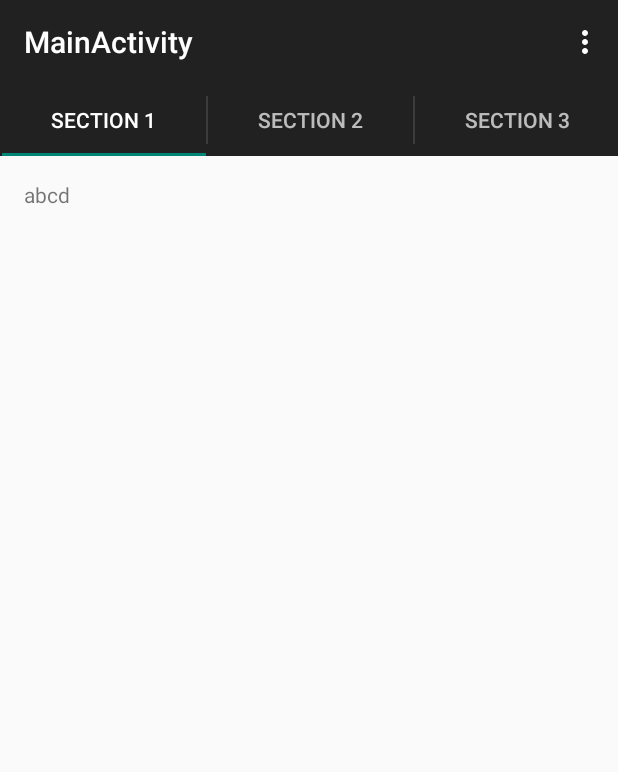
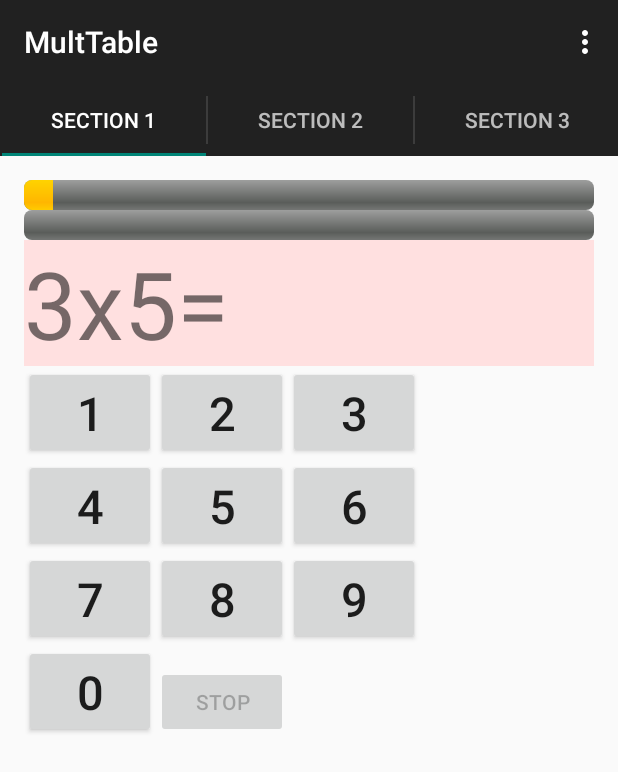
Before and after one commit to andrden/MultTable, an Android app: the screen it shows after launch (MainActivity), on a phone screen of 412 x 824 dp. Shown: the top 772 px of the screen. Run offline under Robolectric (Android 15) with nearby library versions, the phone set to English and light mode, and no system bars.

Commit message:
initially working version

```diff
--- a/app/src/main/AndroidManifest.xml
+++ b/app/src/main/AndroidManifest.xml
@@ -9,7 +9,9 @@
         android:theme="@style/AppTheme" >
         <activity
             android:name=".MainActivity"
-            android:label="@string/title_activity_main" >
+            android:label="@string/title_activity_main"
+            android:screenOrientation="portrait"
+            >
             <intent-filter>
                 <action android:name="android.intent.action.MAIN" />
 
--- a/app/src/main/java/com/example/multtable/MainActivity.java
+++ b/app/src/main/java/com/example/multtable/MainActivity.java
@@ -10,13 +10,11 @@ import android.support.v4.app.FragmentTransaction;
 import android.support.v4.app.FragmentPagerAdapter;
 import android.os.Bundle;
 import android.support.v4.view.ViewPager;
-import android.view.Gravity;
 import android.view.LayoutInflater;
 import android.view.Menu;
 import android.view.MenuItem;
 import android.view.View;
 import android.view.ViewGroup;
-import android.widget.TextView;
 
 
 public class MainActivity extends ActionBarActivity implements ActionBar.TabListener {
@@ -114,11 +112,17 @@ public class MainActivity extends ActionBarActivity implements ActionBar.TabList
     public void onTabReselected(ActionBar.Tab tab, FragmentTransaction fragmentTransaction) {
     }
 
+    public void stopClicked(View view) {
+        android.os.Process.killProcess(android.os.Process.myPid());
+    }
+
     /**
      * A {@link FragmentPagerAdapter} that returns a fragment corresponding to
      * one of the sections/tabs/pages.
      */
     public class SectionsPagerAdapter extends FragmentPagerAdapter {
+
+        MainFragment mainFragment = new MainFragment();
 
         public SectionsPagerAdapter(FragmentManager fm) {
             super(fm);
@@ -126,6 +130,9 @@ public class MainActivity extends ActionBarActivity implements ActionBar.TabList
 
         @Override
         public Fragment getItem(int position) {
+            if( position==0 ){
+                return mainFragment;
+            }
             // getItem is called to instantiate the fragment for the given page.
             // Return a PlaceholderFragment (defined as a static inner class below).
             return PlaceholderFragment.newInstance(position + 1);
@@ -151,6 +158,7 @@ public class MainActivity extends ActionBarActivity implements ActionBar.TabList
             return null;
         }
     }
+
 
     /**
      * A placeholder fragment containing a simple view.
@@ -182,13 +190,11 @@ public class MainActivity extends ActionBarActivity implements ActionBar.TabList
         @Override
         public View onCreateView(LayoutInflater inflater, ViewGroup container,
                                  Bundle savedInstanceState) {
-            if( sectionNumber==2 ) { // second
+            if( sectionNumber!=1 ) { // not first
                 View rootView = inflater.inflate(R.layout.fragment_logs, container, false);
                 return rootView;
-            }else {
-                View rootView = inflater.inflate(R.layout.fragment_main, container, false);
-                return rootView;
             }
+            throw new IllegalArgumentException();
         }
     }
 
--- /dev/null
+++ b/app/src/main/java/com/example/multtable/MainFragment.java
@@ -0,0 +1,98 @@
+package com.example.multtable;
+
+import android.os.Bundle;
+import android.support.v4.app.Fragment;
+import android.view.LayoutInflater;
+import android.view.View;
+import android.view.ViewGroup;
+import android.widget.Button;
+import android.widget.ProgressBar;
+import android.widget.TextView;
+
+import java.security.SecureRandom;
+import java.util.HashSet;
+import java.util.Random;
+import java.util.Set;
+
+/**
+ * Created by denny on 6/30/15.
+ */
+public class MainFragment extends Fragment {
+    final int MAX = 7; // 12
+    int[] digitBtnIds = {R.id.b0, R.id.b1, R.id.b2, R.id.b3, R.id.b4, R.id.b5, R.id.b6, R.id.b7, R.id.b8, R.id.b9,};
+
+    boolean stop=false;
+    Button bstop;
+    View rootView;
+    ProgressBar progressBar;
+    TextView numberTxt;
+    String res;
+    Random rnd = new SecureRandom();
+
+    Set<String> shown = new HashSet<>();
+
+    void nextTask(){
+        if( progressBar.getProgress()>=20 ){
+            stop=true;
+            bstop.setEnabled(true);
+            for( int digitBtnId : digitBtnIds ){
+                rootView.findViewById(digitBtnId).setEnabled(false);
+            }
+            numberTxt.setText("");
+        }else {
+            progressBar.incrementProgressBy(1);
+            for(;;) {
+                int v1 = 2 + rnd.nextInt(MAX - 1);
+                int v2 = 2 + rnd.nextInt(MAX - 1);
+                String key = Math.min(v1, v2) + "x" + Math.max(v1, v2);
+                if( shown.add(key) ) {
+                    numberTxt.setText(v1 + "x" + v2 + "=");
+                    res = v1 + "x" + v2 + "=" + (v1 * v2);
+                    break;
+                }
+            }
+        }
+    }
+
+    @Override
+    public View onCreateView(LayoutInflater inflater, ViewGroup container,
+                             Bundle savedInstanceState) {
+
+
+        rootView = inflater.inflate(R.layout.fragment_main, container, false);
+        numberTxt = (TextView) rootView.findViewById(R.id.numberTxt);
+        bstop = (Button)rootView.findViewById(R.id.bstop);
+
+        progressBar = (ProgressBar)rootView.findViewById(R.id.progressBar);
+        final ProgressBar progressOk = (ProgressBar)rootView.findViewById(R.id.progressOk);
+        progressBar.setMax(20);
+        progressOk.setMax(20);
+
+        nextTask();
+
+        for (int i = 0; i <= 9; i++) {
+            final Button b = ((Button) rootView.findViewById(digitBtnIds[i]));
+            b.setText("" + i);
+            b.setTextSize(numberTxt.getTextSize()/3);
+            b.setOnClickListener(new View.OnClickListener() {
+                @Override
+                public void onClick(View v) {
+                    if( !stop ) {
+                        if (res.charAt(numberTxt.getText().length()) == b.getText().charAt(0)) {
+                            numberTxt.append(b.getText());
+                            if (numberTxt.getText().toString().equals(res)) {
+                                progressOk.incrementProgressBy(1);
+                                nextTask();
+                            }
+                        } else {
+                            nextTask();
+                        }
+                    }else{
+                        b.setEnabled(false); // can get here?
+                    }
+                }
+            });
+        }
+        return rootView;
+    }
+}
--- a/app/src/main/res/layout/fragment_main.xml
+++ b/app/src/main/res/layout/fragment_main.xml
@@ -6,9 +6,48 @@
     android:paddingBottom="@dimen/activity_vertical_margin"
     tools:context="com.example.multtable.MainActivity$PlaceholderFragment">
 
-    <TextView android:id="@+id/section_label"
-        android:text="abcd"
-        android:layout_width="wrap_content"
-        android:layout_height="wrap_content" />
+    <LinearLayout android:orientation="vertical" android:layout_width="fill_parent" android:layout_height="fill_parent">
+
+        <ProgressBar android:layout_width="fill_parent"
+            android:layout_height="wrap_content"
+            style="@android:style/Widget.ProgressBar.Horizontal"
+            android:id="@+id/progressBar"
+         />
+        <ProgressBar android:layout_width="fill_parent"
+            android:layout_height="wrap_content"
+            style="@android:style/Widget.ProgressBar.Horizontal"
+            android:id="@+id/progressOk"
+            />
+
+        <TextView android:id="@+id/numberTxt"
+            android:text=""
+            android:textSize="10mm"
+            android:background="#ffe0e0"
+            android:layout_width="fill_parent"
+            android:layout_height="wrap_content" />
+
+        <LinearLayout android:orientation="horizontal" android:layout_width="fill_parent" android:layout_height="wrap_content">
+            <Button android:id="@+id/b1" android:layout_width="wrap_content" android:layout_height="wrap_content" />
+            <Button android:id="@+id/b2" android:layout_width="wrap_content" android:layout_height="wrap_content" />
+            <Button android:id="@+id/b3" android:layout_width="wrap_content" android:layout_height="wrap_content" />
+        </LinearLayout>
+        <LinearLayout android:orientation="horizontal" android:layout_width="fill_parent" android:layout_height="wrap_content">
+            <Button android:id="@+id/b4" android:layout_width="wrap_content" android:layout_height="wrap_content" />
+            <Button android:id="@+id/b5" android:layout_width="wrap_content" android:layout_height="wrap_content" />
+            <Button android:id="@+id/b6" android:layout_width="wrap_content" android:layout_height="wrap_content" />
+        </LinearLayout>
+        <LinearLayout android:orientation="horizontal" android:layout_width="fill_parent" android:layout_height="wrap_content">
+            <Button android:id="@+id/b7" android:layout_width="wrap_content" android:layout_height="wrap_content" />
+            <Button android:id="@+id/b8" android:layout_width="wrap_content" android:layout_height="wrap_content" />
+            <Button android:id="@+id/b9" android:layout_width="wrap_content" android:layout_height="wrap_content" />
+        </LinearLayout>
+        <LinearLayout android:orientation="horizontal" android:layout_width="fill_parent" android:layout_height="wrap_content">
+            <Button android:id="@+id/b0" android:layout_width="wrap_content" android:layout_height="wrap_content" />
+            <Button android:id="@+id/bstop" android:text="Stop" android:onClick="stopClicked" android:enabled="false"
+                android:layout_width="wrap_content" android:layout_height="wrap_content" />
+        </LinearLayout>
+
+
+    </LinearLayout>
 
 </RelativeLayout>
--- a/app/src/main/res/values/strings.xml
+++ b/app/src/main/res/values/strings.xml
@@ -1,6 +1,6 @@
 <resources>
     <string name="app_name">MultTable</string>
-    <string name="title_activity_main">MainActivity</string>
+    <string name="title_activity_main">MultTable</string>
 
     <string name="title_section1">Section 1</string>
     <string name="title_section2">Section 2</string>
```
Also changed, not shown: app/src/main/res/mipmap-hdpi/ic_launcher.png, app/src/main/res/mipmap-mdpi/ic_launcher.png (deleted), app/src/main/res/mipmap-xhdpi/ic_launcher.png (deleted), app/src/main/res/mipmap-xxhdpi/ic_launcher.png (deleted).
